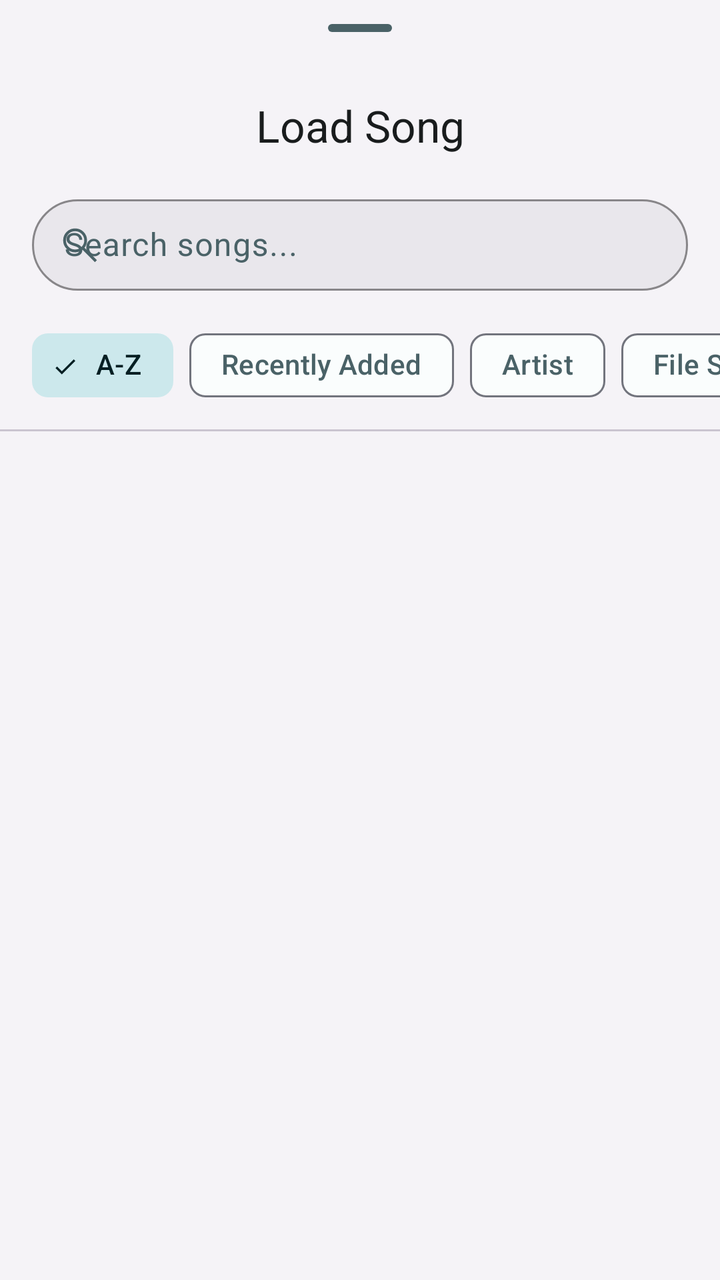
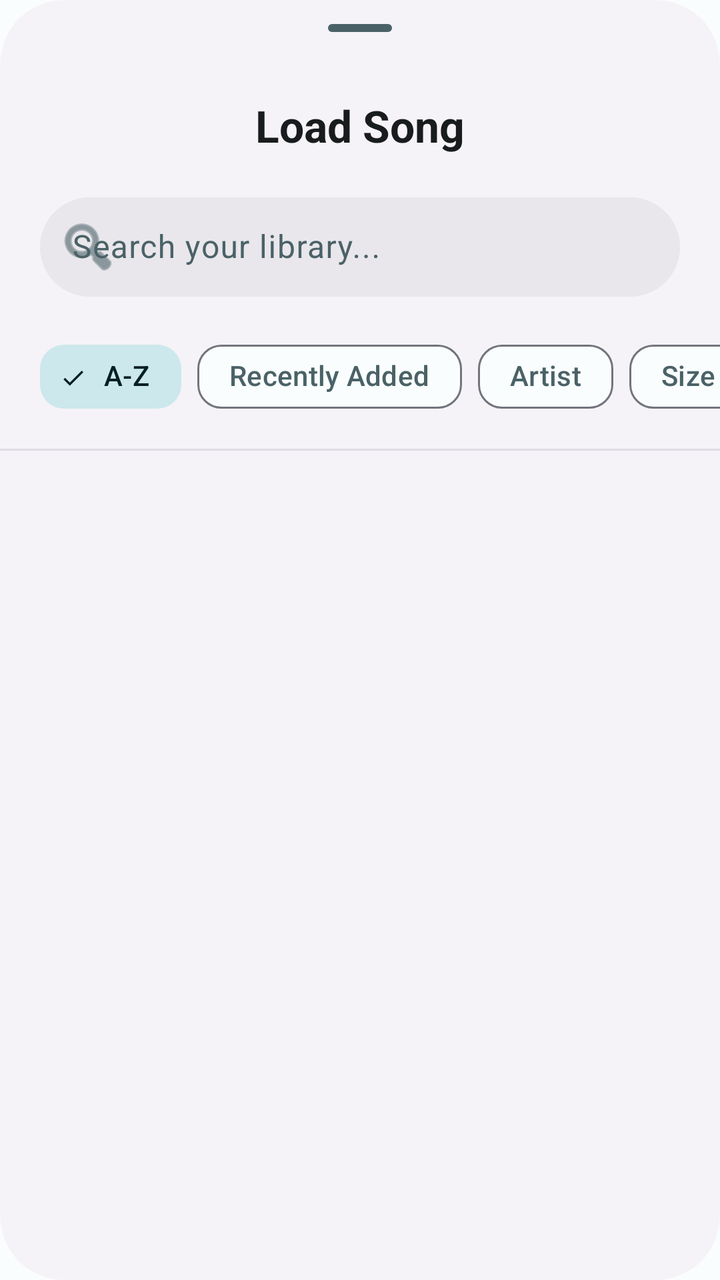

Screens rendered from an Android XML layout before and after an edit, with the pre-edit source and the edit as a unified diff.
<!-- AndroidManifest.xml: application theme Theme.SpatialFlow -->
<!-- res/layout/bottom_sheet_song_list.xml -->
<?xml version="1.0" encoding="utf-8"?>
<LinearLayout xmlns:android="http://schemas.android.com/apk/res/android"
    xmlns:app="http://schemas.android.com/apk/res-auto"
    xmlns:tools="http://schemas.android.com/tools"
    android:layout_width="match_parent"
    android:layout_height="wrap_content"
    android:orientation="vertical"
    android:background="?attr/colorSurfaceContainerLow"
    app:layout_behavior="com.google.android.material.bottomsheet.BottomSheetBehavior">

    <com.google.android.material.bottomsheet.BottomSheetDragHandleView
        android:id="@+id/drag_handle"
        android:layout_width="match_parent"
        android:layout_height="wrap_content" />

    <com.google.android.material.textview.MaterialTextView
        android:id="@+id/tvTitle"
        android:layout_width="match_parent"
        android:layout_height="wrap_content"
        android:text="Load Song"
        android:textAppearance="?attr/textAppearanceTitleLarge"
        android:textColor="?attr/colorOnSurface"
        android:gravity="center"
        android:paddingHorizontal="24dp" />

    <com.google.android.material.textfield.TextInputLayout
        android:id="@+id/searchLayout"
        style="@style/Widget.Material3.TextInputLayout.OutlinedBox"
        android:layout_width="match_parent"
        android:layout_height="wrap_content"
        android:layout_marginHorizontal="16dp"
        android:layout_marginTop="16dp"
        android:hint="Search songs..."
        app:startIconDrawable="@drawable/ic_menu_search"
        app:startIconTint="?attr/colorOnSurfaceVariant"
        app:endIconMode="clear_text"
        app:boxCornerRadiusTopStart="28dp"
        app:boxCornerRadiusTopEnd="28dp"
        app:boxCornerRadiusBottomStart="28dp"
        app:boxCornerRadiusBottomEnd="28dp"
        app:boxStrokeColor="?attr/colorOutline"
        app:boxBackgroundColor="?attr/colorSurfaceContainerHigh">

        <com.google.android.material.textfield.TextInputEditText
            android:id="@+id/etSearch"
            android:layout_width="match_parent"
            android:layout_height="wrap_content"
            android:paddingVertical="12dp"
            android:inputType="text"
            android:maxLines="1" />
    </com.google.android.material.textfield.TextInputLayout>
    <HorizontalScrollView
        android:layout_width="match_parent"
        android:layout_height="wrap_content"
        android:scrollbars="none"
        android:paddingTop="12dp"
        android:paddingBottom="8dp"
        android:clipToPadding="false"
        android:paddingHorizontal="16dp">

        <com.google.android.material.chip.ChipGroup
            android:id="@+id/chipGroupSort"
            android:layout_width="wrap_content"
            android:layout_height="wrap_content"
            app:singleSelection="true"
            app:selectionRequired="true">

            <com.google.android.material.chip.Chip
                android:id="@+id/chipName"
                style="@style/Widget.Material3.Chip.Filter"
                android:layout_width="wrap_content"
                android:layout_height="wrap_content"
                android:text="A-Z"
                android:checked="true" />

            <com.google.android.material.chip.Chip
                android:id="@+id/chipDate"
                style="@style/Widget.Material3.Chip.Filter"
                android:layout_width="wrap_content"
                android:layout_height="wrap_content"
                android:text="Recently Added" />

            <com.google.android.material.chip.Chip
                android:id="@+id/chipArtist"
                style="@style/Widget.Material3.Chip.Filter"
                android:layout_width="wrap_content"
                android:layout_height="wrap_content"
                android:text="Artist" />

            <com.google.android.material.chip.Chip
                android:id="@+id/chipSize"
                style="@style/Widget.Material3.Chip.Filter"
                android:layout_width="wrap_content"
                android:layout_height="wrap_content"
                android:text="File Size" />

        </com.google.android.material.chip.ChipGroup>
    </HorizontalScrollView>

    <com.google.android.material.divider.MaterialDivider
        android:layout_width="match_parent"
        android:layout_height="wrap_content"
        app:dividerInsetStart="0dp"
        app:dividerInsetEnd="0dp" />

    <androidx.recyclerview.widget.RecyclerView
        android:id="@+id/rvSongs"
        android:layout_width="match_parent"
        android:layout_height="400dp"
        android:clipToPadding="false"
        android:paddingVertical="8dp"
        android:scrollbars="vertical"
        tools:listitem="@layout/item_song" />

    <LinearLayout
        android:layout_width="match_parent"
        android:layout_height="wrap_content"
        android:padding="24dp">

        <com.google.android.material.button.MaterialButton
            android:id="@+id/btnCancel"
            style="?attr/materialButtonStyle"
            android:layout_width="match_parent"
            android:layout_height="wrap_content"
            android:text="Close"
            app:cornerRadius="28dp" />
    </LinearLayout>

</LinearLayout>
<!-- res/layout/item_song.xml (included above) -->
<?xml version="1.0" encoding="utf-8"?>
<LinearLayout xmlns:android="http://schemas.android.com/apk/res/android"
    xmlns:app="http://schemas.android.com/apk/res-auto"
    android:layout_width="match_parent"
    android:layout_height="72dp"
    android:orientation="horizontal"
    android:paddingHorizontal="16dp"
    android:gravity="center_vertical"
    android:background="?attr/selectableItemBackground"
    android:clickable="true"
    android:focusable="true">

    <com.google.android.material.imageview.ShapeableImageView
        android:id="@+id/ivAlbumArt"
        android:layout_width="48dp"
        android:layout_height="48dp"
        android:scaleType="centerCrop"
        android:src="@drawable/default_album_art"
        app:shapeAppearanceOverlay="@style/ShapeAppearance.Material3.SmallComponent"
        android:contentDescription="@string/album_art" />

    <LinearLayout
        android:layout_width="0dp"
        android:layout_height="wrap_content"
        android:layout_marginStart="16dp"
        android:layout_weight="1"
        android:orientation="vertical">

        <com.google.android.material.textview.MaterialTextView
            android:id="@+id/tvTitle"
            android:layout_width="match_parent"
            android:layout_height="wrap_content"
            android:text="Song Title"
            android:textAppearance="?attr/textAppearanceTitleMedium"
            android:textColor="?attr/colorOnSurface"
            android:maxLines="1"
            android:ellipsize="end" />

        <com.google.android.material.textview.MaterialTextView
            android:id="@+id/tvArtist"
            android:layout_width="match_parent"
            android:layout_height="wrap_content"
            android:text="Artist Name"
            android:textAppearance="?attr/textAppearanceBodySmall"
            android:textColor="?attr/colorOnSurfaceVariant"
            android:maxLines="1"
            android:ellipsize="end" />
    </LinearLayout>

    <com.google.android.material.checkbox.MaterialCheckBox
        android:id="@+id/cbSelected"
        android:layout_width="wrap_content"
        android:layout_height="wrap_content"
        android:visibility="gone"
        android:clickable="false"
        android:focusable="false" />

</LinearLayout>
<!-- resources referenced by this layout -->
<resources>
  <!-- drawable default_album_art (drawable) -->
  <vector xmlns:android="http://schemas.android.com/apk/res/android"
      android:width="280dp"
      android:height="280dp"
      android:viewportWidth="280"
      android:viewportHeight="280">
  
      <path
          android:fillColor="?attr/colorSurfaceVariant"
          android:pathData="M0,0h280v280h-280z"/>
  
      <group
          android:scaleX="8.0"
          android:scaleY="8.0"
          android:translateX="45.0"
          android:translateY="45.8">
          <path
              android:fillColor="?attr/colorOnSurface"
              android:pathData="M12,3v10.55c-0.59,-0.34 -1.27,-0.55 -2,-0.55 -2.21,0 -4,1.79 -4,4s1.79,4 4,4 4,-1.79 4,-4V7h4V3h-6z"/>
      </group>
  </vector>
  <!-- drawable ic_menu_search (drawable) -->
  <vector xmlns:android="http://schemas.android.com/apk/res/android"
      android:width="24dp"
      android:height="24dp"
      android:viewportWidth="960"
      android:viewportHeight="960">
    <path
        android:pathData="m777.65,816.11 l-247.89,-248q-29.61,24.77 -68.3,38.22 -38.69,13.44 -79.23,13.44 -100.45,0 -169.78,-69.36t-69.33,-169.5q0,-100.14 69.25,-169.6 69.26,-69.46 169.5,-69.46t169.71,69.42q69.46,69.43 69.46,169.67 0,41.91 -14.08,80.75 -14.08,38.85 -37.58,67.28l248,247.41 -39.73,39.73ZM382.08,563.81q76.8,0 129.9,-53.02 53.1,-53.03 53.1,-130 0,-76.98 -53.1,-129.98 -53.1,-53 -130,-53t-129.9,53.02q-53,53.02 -53,130 0,76.98 53.01,129.98 53.02,53 129.99,53Z"
        android:fillColor="#FFFFFF"/>
  </vector>
  <string name="album_art">Album Art</string>
  <color name="md_theme_light_primary">#006874</color>
  <color name="md_theme_light_onPrimary">#FFFFFF</color>
  <color name="md_theme_light_primaryContainer">#97F0FF</color>
  <color name="md_theme_light_onPrimaryContainer">#001F24</color>
  <color name="md_theme_light_secondary">#4A6267</color>
  <color name="md_theme_light_onSecondary">#FFFFFF</color>
  <color name="md_theme_light_secondaryContainer">#CCE8EC</color>
  <color name="md_theme_light_onSecondaryContainer">#051F23</color>
  <color name="md_theme_light_tertiary">#525E7D</color>
  <color name="md_theme_light_onTertiary">#FFFFFF</color>
  <color name="md_theme_light_tertiaryContainer">#DAE2FF</color>
  <color name="md_theme_light_onTertiaryContainer">#0E1B37</color>
  <color name="md_theme_light_background">#FAFDFD</color>
  <color name="md_theme_light_surface">#FAFDFD</color>
  <color name="md_theme_light_surfaceVariant">#DBE4E6</color>
  <color name="md_theme_light_onSurface">#191C1D</color>
  <color name="md_theme_light_onSurfaceVariant">#4A6267</color>
  <!-- unchanged entries left out for length: 1 -->
</resources>

<!-- the commit's change to res/layout/bottom_sheet_song_list.xml (unified diff, before → after) -->
@@ -1,188 +1,151 @@
 <?xml version="1.0" encoding="utf-8"?>
-<LinearLayout xmlns:android="http://schemas.android.com/apk/res/android"
+<com.google.android.material.card.MaterialCardView xmlns:android="http://schemas.android.com/apk/res/android"
     xmlns:app="http://schemas.android.com/apk/res-auto"
     xmlns:tools="http://schemas.android.com/tools"
     android:layout_width="match_parent"
     android:layout_height="wrap_content"
-    android:orientation="vertical"
-    android:background="?attr/colorSurfaceContainerLow"
+    app:cardCornerRadius="32dp"
+    app:cardElevation="0dp"
+    app:strokeWidth="0dp"
+    app:shapeAppearanceOverlay="@style/ShapeAppearance.SpatialFlow.BottomSheet"
+    android:backgroundTint="?attr/colorSurfaceContainerLow"
     app:layout_behavior="com.google.android.material.bottomsheet.BottomSheetBehavior">
-
-    <com.google.android.material.bottomsheet.BottomSheetDragHandleView
-        android:id="@+id/drag_handle"
-        android:layout_width="match_parent"
-        android:layout_height="wrap_content" />
-
-    <com.google.android.material.textview.MaterialTextView
-        android:id="@+id/tvTitle"
-        android:layout_width="match_parent"
-        android:layout_height="wrap_content"
-        android:text="Load Song"
-        android:textAppearance="?attr/textAppearanceTitleLarge"
-        android:textColor="?attr/colorOnSurface"
-        android:gravity="center"
-        android:paddingHorizontal="24dp" />
-
-    <com.google.android.material.textfield.TextInputLayout
-        android:id="@+id/searchLayout"
-        style="@style/Widget.Material3.TextInputLayout.OutlinedBox"
-        android:layout_width="match_parent"
-        android:layout_height="wrap_content"
-        android:layout_marginHorizontal="16dp"
-        android:layout_marginTop="16dp"
-        android:hint="Search songs..."
-        app:startIconDrawable="@drawable/ic_menu_search"
-        app:startIconTint="?attr/colorOnSurfaceVariant"
-        app:endIconMode="clear_text"
-        app:boxCornerRadiusTopStart="28dp"
-        app:boxCornerRadiusTopEnd="28dp"
-        app:boxCornerRadiusBottomStart="28dp"
-        app:boxCornerRadiusBottomEnd="28dp"
-        app:boxStrokeColor="?attr/colorOutline"
-        app:boxBackgroundColor="?attr/colorSurfaceContainerHigh">
-
-        <com.google.android.material.textfield.TextInputEditText
-            android:id="@+id/etSearch"
-            android:layout_width="match_parent"
-            android:layout_height="wrap_content"
-            android:paddingVertical="12dp"
-            android:inputType="text"
-            android:maxLines="1" />
-    </com.google.android.material.textfield.TextInputLayout>
-    <HorizontalScrollView
-        android:layout_width="match_parent"
-        android:layout_height="wrap_content"
-        android:scrollbars="none"
-        android:paddingTop="12dp"
-        android:paddingBottom="8dp"
-        android:clipToPadding="false"
-        android:paddingHorizontal="16dp">
-
-        <com.google.android.material.chip.ChipGroup
-            android:id="@+id/chipGroupSort"
-            android:layout_width="wrap_content"
-            android:layout_height="wrap_content"
-            app:singleSelection="true"
-            app:selectionRequired="true">
-
-            <com.google.android.material.chip.Chip
-                android:id="@+id/chipName"
-                style="@style/Widget.Material3.Chip.Filter"
-                android:layout_width="wrap_content"
-                android:layout_height="wrap_content"
-                android:text="A-Z"
-                android:checked="true" />
-
-            <com.google.android.material.chip.Chip
-                android:id="@+id/chipDate"
-                style="@style/Widget.Material3.Chip.Filter"
-                android:layout_width="wrap_content"
-                android:layout_height="wrap_content"
-                android:text="Recently Added" />
-
-            <com.google.android.material.chip.Chip
-                android:id="@+id/chipArtist"
-                style="@style/Widget.Material3.Chip.Filter"
-                android:layout_width="wrap_content"
-                android:layout_height="wrap_content"
-                android:text="Artist" />
-
-            <com.google.android.material.chip.Chip
-                android:id="@+id/chipSize"
-                style="@style/Widget.Material3.Chip.Filter"
-                android:layout_width="wrap_content"
-                android:layout_height="wrap_content"
-                android:text="File Size" />
-
-        </com.google.android.material.chip.ChipGroup>
-    </HorizontalScrollView>
-
-    <com.google.android.material.divider.MaterialDivider
-        android:layout_width="match_parent"
-        android:layout_height="wrap_content"
-        app:dividerInsetStart="0dp"
-        app:dividerInsetEnd="0dp" />
-
-    <androidx.recyclerview.widget.RecyclerView
-        android:id="@+id/rvSongs"
-        android:layout_width="match_parent"
-        android:layout_height="400dp"
-        android:clipToPadding="false"
-        android:paddingVertical="8dp"
-        android:scrollbars="vertical"
-        tools:listitem="@layout/item_song" />
 
     <LinearLayout
         android:layout_width="match_parent"
         android:layout_height="wrap_content"
-        android:padding="24dp">
-
-        <com.google.android.material.button.MaterialButton
-            android:id="@+id/btnCancel"
-            style="?attr/materialButtonStyle"
-            android:layout_width="match_parent"
-            android:layout_height="wrap_content"
-            android:text="Close"
-            app:cornerRadius="28dp" />
-    </LinearLayout>
-
-</LinearLayout>
-<!-- res/layout/item_song.xml (included above) -->
-<?xml version="1.0" encoding="utf-8"?>
-<LinearLayout xmlns:android="http://schemas.android.com/apk/res/android"
-    xmlns:app="http://schemas.android.com/apk/res-auto"
-    android:layout_width="match_parent"
-    android:layout_height="72dp"
-    android:orientation="horizontal"
-    android:paddingHorizontal="16dp"
-    android:gravity="center_vertical"
-    android:background="?attr/selectableItemBackground"
-    android:clickable="true"
-    android:focusable="true">
-
-    <com.google.android.material.imageview.ShapeableImageView
-        android:id="@+id/ivAlbumArt"
-        android:layout_width="48dp"
-        android:layout_height="48dp"
-        android:scaleType="centerCrop"
-        android:src="@drawable/default_album_art"
-        app:shapeAppearanceOverlay="@style/ShapeAppearance.Material3.SmallComponent"
-        android:contentDescription="@string/album_art" />
-
-    <LinearLayout
-        android:layout_width="0dp"
-        android:layout_height="wrap_content"
-        android:layout_marginStart="16dp"
-        android:layout_weight="1"
         android:orientation="vertical">
 
-        <com.google.android.material.textview.MaterialTextView
+        
+        <com.google.android.material.bottomsheet.BottomSheetDragHandleView
+            android:id="@+id/drag_handle"
+            android:layout_width="match_parent"
+            android:layout_height="wrap_content" />
+
+        <TextView
             android:id="@+id/tvTitle"
             android:layout_width="match_parent"
             android:layout_height="wrap_content"
-            android:text="Song Title"
-            android:textAppearance="?attr/textAppearanceTitleMedium"
+            android:text="Load Song"
+            android:textAppearance="?attr/textAppearanceTitleLarge"
             android:textColor="?attr/colorOnSurface"
-            android:maxLines="1"
-            android:ellipsize="end" />
+            android:textStyle="bold"
+            android:gravity="center"
+            android:paddingHorizontal="24dp"
+            android:paddingBottom="8dp" />
 
-        <com.google.android.material.textview.MaterialTextView
-            android:id="@+id/tvArtist"
+        
+        <com.google.android.material.textfield.TextInputLayout
+            android:id="@+id/searchLayout"
+            style="@style/Widget.Material3.TextInputLayout.OutlinedBox.Dense"
             android:layout_width="match_parent"
             android:layout_height="wrap_content"
-            android:text="Artist Name"
-            android:textAppearance="?attr/textAppearanceBodySmall"
-            android:textColor="?attr/colorOnSurfaceVariant"
-            android:maxLines="1"
-            android:ellipsize="end" />
+            android:layout_marginHorizontal="20dp"
+            android:layout_marginTop="8dp"
+            android:hint="Search your library..."
+            app:startIconDrawable="@android:drawable/ic_menu_search"
+            app:endIconMode="clear_text"
+            app:boxCornerRadiusTopStart="28dp"
+            app:boxCornerRadiusTopEnd="28dp"
+            app:boxCornerRadiusBottomStart="28dp"
+            app:boxCornerRadiusBottomEnd="28dp"
+            app:boxStrokeWidth="0dp"
+            app:boxStrokeWidthFocused="1dp"
+            app:boxBackgroundColor="?attr/colorSurfaceContainerHigh">
+
+            <com.google.android.material.textfield.TextInputEditText
+                android:id="@+id/etSearch"
+                android:layout_width="match_parent"
+                android:layout_height="wrap_content"
+                android:inputType="text"
+                android:maxLines="1"
+                android:paddingVertical="14dp" />
+        </com.google.android.material.textfield.TextInputLayout>
+
+        
+        <HorizontalScrollView
+            android:layout_width="match_parent"
+            android:layout_height="wrap_content"
+            android:scrollbars="none"
+            android:clipToPadding="false"
+            android:paddingHorizontal="20dp"
+            android:paddingTop="16dp"
+            android:paddingBottom="12dp">
+
+            <com.google.android.material.chip.ChipGroup
+                android:id="@+id/chipGroupSort"
+                android:layout_width="wrap_content"
+                android:layout_height="wrap_content"
+                app:singleSelection="true"
+                app:selectionRequired="true">
+
+                <com.google.android.material.chip.Chip
+                    android:id="@+id/chipName"
+                    style="@style/Widget.Material3.Chip.Filter"
+                    android:layout_width="wrap_content"
+                    android:layout_height="wrap_content"
+                    android:text="A-Z"
+                    app:chipCornerRadius="12dp"
+                    android:checked="true" />
+
+                <com.google.android.material.chip.Chip
+                    android:id="@+id/chipDate"
+                    style="@style/Widget.Material3.Chip.Filter"
+                    android:layout_width="wrap_content"
+                    android:layout_height="wrap_content"
+                    app:chipCornerRadius="12dp"
+                    android:text="Recently Added" />
+
+                <com.google.android.material.chip.Chip
+                    android:id="@+id/chipArtist"
+                    style="@style/Widget.Material3.Chip.Filter"
+                    android:layout_width="wrap_content"
+                    android:layout_height="wrap_content"
+                    app:chipCornerRadius="12dp"
+                    android:text="Artist" />
+
+                <com.google.android.material.chip.Chip
+                    android:id="@+id/chipSize"
+                    style="@style/Widget.Material3.Chip.Filter"
+                    android:layout_width="wrap_content"
+                    android:layout_height="wrap_content"
+                    app:chipCornerRadius="12dp"
+                    android:text="Size" />
+
+            </com.google.android.material.chip.ChipGroup>
+        </HorizontalScrollView>
+
+        <com.google.android.material.divider.MaterialDivider
+            android:layout_width="match_parent"
+            android:layout_height="wrap_content"
+            android:alpha="0.5" />
+
+        
+        <androidx.recyclerview.widget.RecyclerView
+            android:id="@+id/rvSongs"
+            android:layout_width="match_parent"
+            android:layout_height="420dp"
+            android:clipToPadding="false"
+            android:paddingVertical="4dp"
+            tools:listitem="@android:layout/simple_list_item_2" />
+
+        
+        <LinearLayout
+            android:layout_width="match_parent"
+            android:layout_height="wrap_content"
+            android:paddingHorizontal="20dp"
+            android:paddingTop="12dp"
+            android:paddingBottom="24dp">
+
+            <com.google.android.material.button.MaterialButton
+                android:id="@+id/btnCancel"
+                style="@style/Widget.Material3.Button.TonalButton"
+                android:layout_width="match_parent"
+                android:layout_height="56dp"
+                android:text="Close"
+                app:cornerRadius="28dp" />
+        </LinearLayout>
+
     </LinearLayout>
 
-    <com.google.android.material.checkbox.MaterialCheckBox
-        android:id="@+id/cbSelected"
-        android:layout_width="wrap_content"
-        android:layout_height="wrap_content"
-        android:visibility="gone"
-        android:clickable="false"
-        android:focusable="false" />
-
-</LinearLayout>
+</com.google.android.material.card.MaterialCardView>
<!-- resource entries referenced after the edit -->
@@ -1,37 +1,11 @@
 <!-- resources referenced by this layout -->
 <resources>
-  <!-- drawable default_album_art (drawable) -->
-  <vector xmlns:android="http://schemas.android.com/apk/res/android"
-      android:width="280dp"
-      android:height="280dp"
-      android:viewportWidth="280"
-      android:viewportHeight="280">
-  
-      <path
-          android:fillColor="?attr/colorSurfaceVariant"
-          android:pathData="M0,0h280v280h-280z"/>
-  
-      <group
-          android:scaleX="8.0"
-          android:scaleY="8.0"
-          android:translateX="45.0"
-          android:translateY="45.8">
-          <path
-              android:fillColor="?attr/colorOnSurface"
-              android:pathData="M12,3v10.55c-0.59,-0.34 -1.27,-0.55 -2,-0.55 -2.21,0 -4,1.79 -4,4s1.79,4 4,4 4,-1.79 4,-4V7h4V3h-6z"/>
-      </group>
-  </vector>
-  <!-- drawable ic_menu_search (drawable) -->
-  <vector xmlns:android="http://schemas.android.com/apk/res/android"
-      android:width="24dp"
-      android:height="24dp"
-      android:viewportWidth="960"
-      android:viewportHeight="960">
-    <path
-        android:pathData="m777.65,816.11 l-247.89,-248q-29.61,24.77 -68.3,38.22 -38.69,13.44 -79.23,13.44 -100.45,0 -169.78,-69.36t-69.33,-169.5q0,-100.14 69.25,-169.6 69.26,-69.46 169.5,-69.46t169.71,69.42q69.46,69.43 69.46,169.67 0,41.91 -14.08,80.75 -14.08,38.85 -37.58,67.28l248,247.41 -39.73,39.73ZM382.08,563.81q76.8,0 129.9,-53.02 53.1,-53.03 53.1,-130 0,-76.98 -53.1,-129.98 -53.1,-53 -130,-53t-129.9,53.02q-53,53.02 -53,130 0,76.98 53.01,129.98 53.02,53 129.99,53Z"
-        android:fillColor="#FFFFFF"/>
-  </vector>
-  <string name="album_art">Album Art</string>
+  <style name="ShapeAppearance.SpatialFlow.BottomSheet" parent="ShapeAppearance.Material3.MediumComponent">
+          <item name="cornerSizeTopLeft">32dp</item>
+          <item name="cornerSizeTopRight">32dp</item>
+          <item name="cornerSizeBottomLeft">0dp</item>
+          <item name="cornerSizeBottomRight">0dp</item>
+      </style>
   <color name="md_theme_light_primary">#006874</color>
   <color name="md_theme_light_onPrimary">#FFFFFF</color>
   <color name="md_theme_light_primaryContainer">#97F0FF</color>
